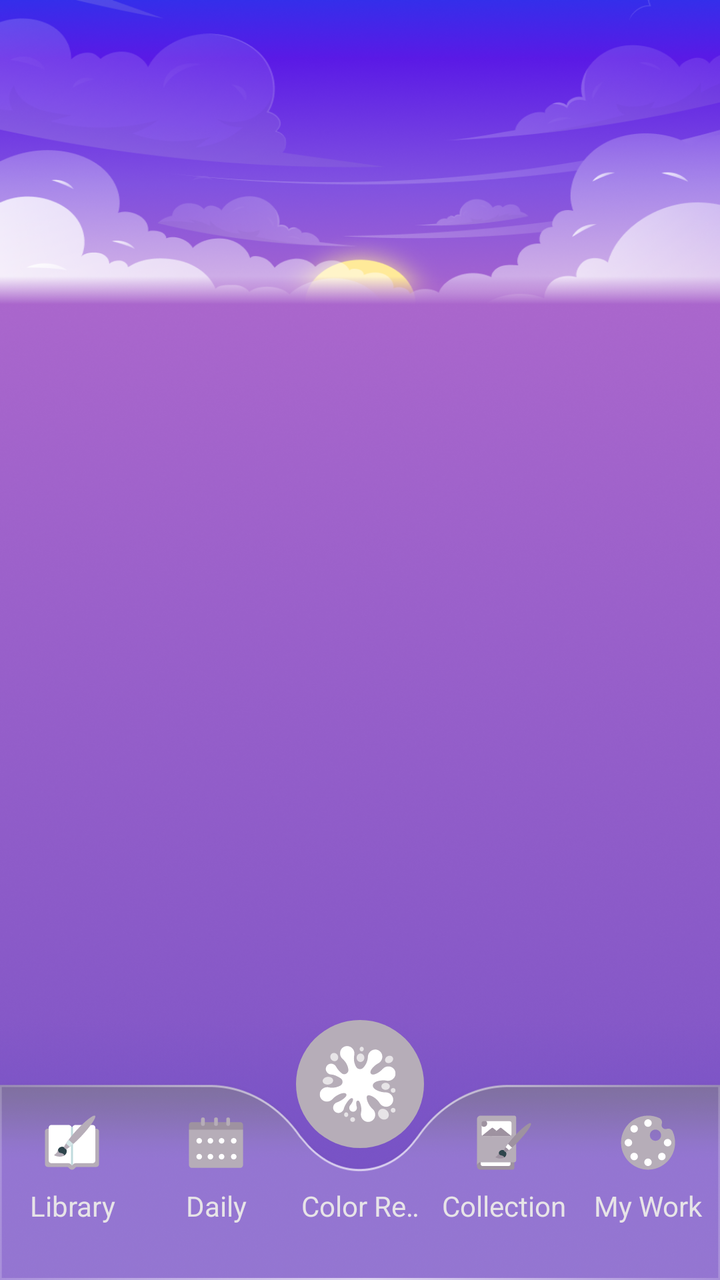
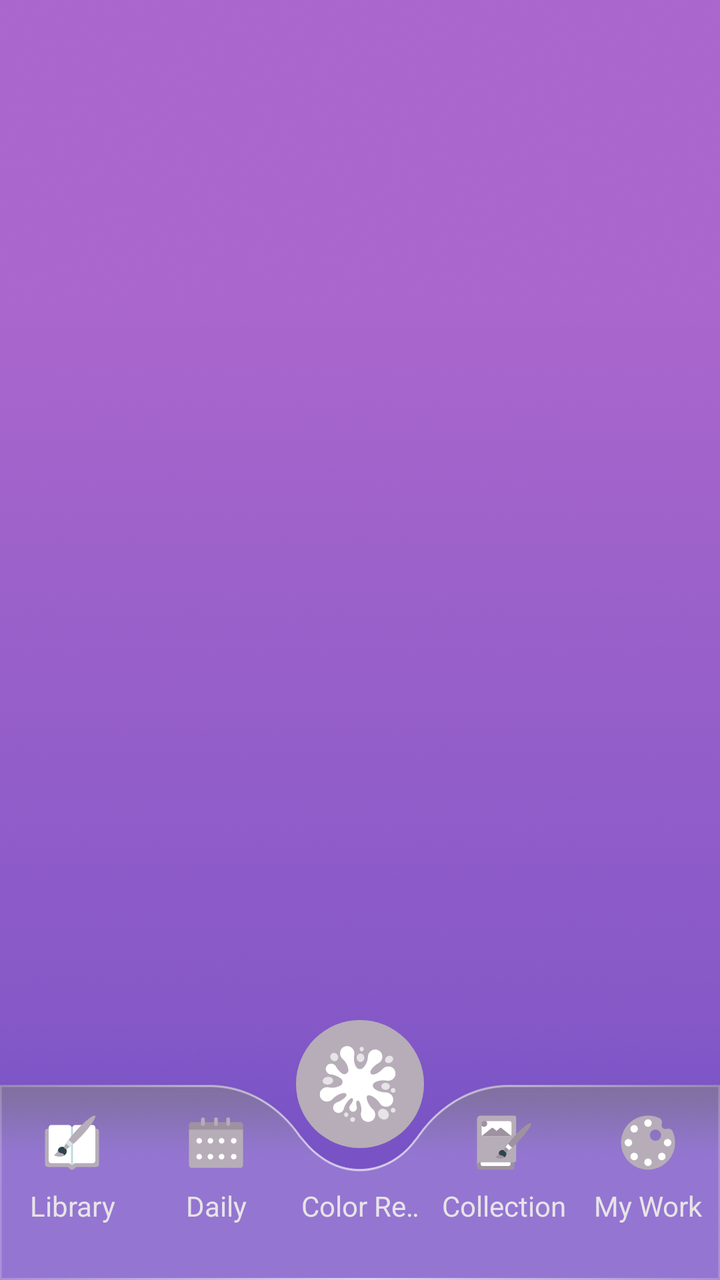

An Android layout rendered at two revisions. The XML below is the earlier revision; the diff shows what the commit changed to produce the second picture.
<!-- AndroidManifest.xml: application theme Theme.BaseProject -->
<!-- res/layout/activity_main.xml -->
<?xml version="1.0" encoding="utf-8"?>
<androidx.constraintlayout.widget.ConstraintLayout xmlns:android="http://schemas.android.com/apk/res/android"
    xmlns:app="http://schemas.android.com/apk/res-auto"
    xmlns:tools="http://schemas.android.com/tools"
    android:id="@+id/main"
    android:layout_width="match_parent"
    android:layout_height="match_parent"
    android:background="@drawable/bg_background_main"
    android:clipChildren="false"
    android:clipToPadding="false"
    android:layoutDirection="ltr"
    tools:context=".activities.MainActivity">

    <androidx.viewpager2.widget.ViewPager2
        android:id="@+id/viewPager2"
        android:layout_width="match_parent"
        android:layout_height="0dp"
        android:layout_marginBottom="-20dp"
        android:elevation="4dp"
        app:layout_constraintBottom_toTopOf="@id/llBottom"
        app:layout_constraintEnd_toEndOf="parent"
        app:layout_constraintStart_toStartOf="parent"
        app:layout_constraintTop_toTopOf="parent" />


    <ImageView
        android:id="@+id/ivColorRealm"
        android:layout_width="64dp"
        android:layout_height="64dp"
        android:elevation="8dp"
        android:src="@drawable/ic_color_ream_selector"
        app:layout_constraintEnd_toEndOf="parent"
        app:layout_constraintStart_toStartOf="parent"
        app:layout_constraintTop_toTopOf="@id/llBottom" />

    <LinearLayout
        android:id="@+id/llBottom"
        android:layout_width="match_parent"
        android:layout_height="130dp"
        android:background="@drawable/bg_bottom_nav_3x"
        android:clipChildren="false"
        android:clipToPadding="false"
        android:gravity="center"
        android:orientation="horizontal"
        app:layout_constraintBottom_toBottomOf="parent"
        app:layout_constraintEnd_toEndOf="parent"
        app:layout_constraintStart_toStartOf="parent">

        <LinearLayout
            android:id="@+id/btnLib"
            android:layout_width="0dp"
            android:layout_height="wrap_content"
            android:layout_marginTop="10dp"
            android:layout_weight="1"
            android:clipChildren="false"
            android:clipToPadding="false"
            android:gravity="center"
            android:orientation="vertical"
            android:paddingHorizontal="4dp">

            <ImageView
                android:id="@+id/ivLib"
                android:layout_width="28dp"
                android:layout_height="28dp"
                android:src="@drawable/ic_lib_selector" />

            <TextView
                android:id="@+id/tvLib"
                style="@style/ButtonS"
                android:layout_width="match_parent"
                android:layout_height="wrap_content"
                android:layout_marginTop="8dp"
                android:ellipsize="marquee"
                android:gravity="center"
                android:singleLine="true"
                android:text="@string/library"
                android:textColor="@color/bottom_nav_color" />
        </LinearLayout>

        <LinearLayout
            android:id="@+id/btnDaily"
            android:layout_width="0dp"
            android:layout_height="wrap_content"
            android:layout_marginTop="10dp"
            android:layout_weight="1"
            android:clipChildren="false"
            android:clipToPadding="false"
            android:gravity="center"
            android:orientation="vertical"
            android:paddingHorizontal="4dp">

            <ImageView
                android:id="@+id/ivDaily"
                android:layout_width="28dp"
                android:layout_height="28dp"
                android:src="@drawable/ic_daily_selector" />

            <TextView
                android:id="@+id/tvDaily"
                style="@style/ButtonS"
                android:layout_width="match_parent"
                android:layout_height="wrap_content"
                android:layout_marginTop="8dp"
                android:ellipsize="marquee"
                android:gravity="center"
                android:singleLine="true"
                android:text="@string/daily"
                android:textColor="@color/bottom_nav_color" />
        </LinearLayout>

        <LinearLayout
            android:id="@+id/btnColorRealmLabel"
            android:layout_width="0dp"
            android:layout_height="wrap_content"
            android:layout_marginTop="10dp"
            android:layout_weight="1"
            android:clipChildren="false"
            android:clipToPadding="false"
            android:gravity="center"
            android:orientation="vertical"
            android:paddingHorizontal="4dp">

            <ImageView
                android:id="@+id/ivColorRealmPlaceholder"
                android:layout_width="28dp"
                android:layout_height="28dp"
                android:src="@drawable/ic_none_item" />

            <TextView
                android:id="@+id/tvColorRealm"
                style="@style/ButtonS"
                android:layout_width="match_parent"
                android:layout_height="wrap_content"
                android:layout_marginTop="8dp"
                android:ellipsize="marquee"
                android:gravity="center"
                android:singleLine="true"
                android:text="@string/color_realm"
                android:textColor="@color/bottom_nav_color" />
        </LinearLayout>

        <LinearLayout
            android:id="@+id/btnAlbum"
            android:layout_width="0dp"
            android:layout_height="wrap_content"
            android:layout_marginTop="10dp"
            android:layout_weight="1"
            android:clipChildren="false"
            android:clipToPadding="false"
            android:gravity="center"
            android:orientation="vertical"
            android:paddingHorizontal="4dp">

            <ImageView
                android:id="@+id/ivAlbum"
                android:layout_width="28dp"
                android:layout_height="28dp"
                android:src="@drawable/ic_album_selector" />

            <TextView
                android:id="@+id/tvAlbum"
                style="@style/ButtonS"
                android:layout_width="match_parent"
                android:layout_height="wrap_content"
                android:layout_marginTop="8dp"
                android:ellipsize="marquee"
                android:gravity="center"
                android:singleLine="true"
                android:text="@string/collection"
                android:textColor="@color/bottom_nav_color" />
        </LinearLayout>

        <LinearLayout
            android:id="@+id/btnMyWork"
            android:layout_width="0dp"
            android:layout_height="wrap_content"
            android:layout_marginTop="10dp"
            android:layout_weight="1"
            android:clipChildren="false"
            android:clipToPadding="false"
            android:gravity="center"
            android:orientation="vertical"
            android:paddingHorizontal="4dp">

            <ImageView
                android:id="@+id/ivMyWork"
                android:layout_width="28dp"
                android:layout_height="28dp"
                android:src="@drawable/ic_my_work_selector" />

            <TextView
                android:id="@+id/tvMyWork"
                style="@style/ButtonS"
                android:layout_width="match_parent"
                android:layout_height="wrap_content"
                android:layout_marginTop="8dp"
                android:ellipsize="marquee"
                android:gravity="center"
                android:singleLine="true"
                android:text="@string/my_work"
                android:textColor="@color/bottom_nav_color" />
        </LinearLayout>
    </LinearLayout>

</androidx.constraintlayout.widget.ConstraintLayout>
<!-- resources referenced by this layout -->
<resources>
  <!-- drawable bg_background_main: png bitmap (drawable, 548174 bytes) -->
  <!-- drawable bg_bottom_nav_3x: png bitmap (drawable, 141364 bytes) -->
  <!-- drawable ic_album_selector (drawable) -->
  <?xml version="1.0" encoding="utf-8"?>
  <selector xmlns:android="http://schemas.android.com/apk/res/android">
  
      <item android:drawable="@drawable/ic_album_on" android:state_activated="true" />
      <item android:drawable="@drawable/ic_album_off" />
  
  </selector>
  <!-- drawable ic_color_ream_selector (drawable) -->
  <?xml version="1.0" encoding="utf-8"?>
  <selector xmlns:android="http://schemas.android.com/apk/res/android">
  
      <item android:drawable="@drawable/ic_realm_on" android:state_activated="true" />
      <item android:drawable="@drawable/ic_realm_off" />
  </selector>
  <!-- drawable ic_daily_selector (drawable) -->
  <?xml version="1.0" encoding="utf-8"?>
  <selector xmlns:android="http://schemas.android.com/apk/res/android">
  
      <item android:drawable="@drawable/ic_daily_on" android:state_activated="true" />
      <item android:drawable="@drawable/ic_daily_off" />
  
  </selector>
  <!-- drawable ic_lib_selector (drawable) -->
  <?xml version="1.0" encoding="utf-8"?>
  <selector xmlns:android="http://schemas.android.com/apk/res/android">
  
      <item android:drawable="@drawable/ic_lib_on" android:state_activated="true" />
      <item android:drawable="@drawable/ic_lib_off" />
  
  </selector>
  <!-- drawable ic_my_work_selector (drawable) -->
  <?xml version="1.0" encoding="utf-8"?>
  <selector xmlns:android="http://schemas.android.com/apk/res/android">
  
      <item android:drawable="@drawable/ic_mywork_on" android:state_activated="true" />
      <item android:drawable="@drawable/ic_mywork_off" />
  
  </selector>
  <!-- drawable ic_none_item (drawable) -->
  <?xml version="1.0" encoding="utf-8"?>
  <shape android:shape="rectangle"
      xmlns:android="http://schemas.android.com/apk/res/android">
  
      <size
          android:width="28dp"
          android:height="28dp" />
  </shape>
  <string name="collection">Collection</string>
  <string name="color_realm">Color Realm</string>
  <string name="daily">Daily</string>
  <string name="library">Library</string>
  <string name="my_work">My Work</string>
  <style name="ButtonS">
          <item name="fontFamily">@font/nunito_sans_bold</item>
          <item name="android:textSize">14sp</item>
      </style>
  <style name="Theme.BaseProject" parent="Base.Theme.BaseProject" />
  <!-- drawable ic_album_on: vector/xml drawable (drawable, 9659 chars, omitted) -->
  <!-- drawable ic_album_off: vector/xml drawable (drawable, 4907 chars, omitted) -->
  <!-- drawable ic_realm_on: vector/xml drawable (drawable, 5871 chars, omitted) -->
  <!-- drawable ic_realm_off: vector/xml drawable (drawable, 5220 chars, omitted) -->
  <!-- drawable ic_daily_on: vector/xml drawable (drawable, 6377 chars, omitted) -->
  <!-- drawable ic_daily_off: vector/xml drawable (drawable, 3315 chars, omitted) -->
  <!-- drawable ic_lib_on: vector/xml drawable (drawable, 5848 chars, omitted) -->
  <!-- drawable ic_lib_off: vector/xml drawable (drawable, 3782 chars, omitted) -->
  <!-- drawable ic_mywork_on: vector/xml drawable (drawable, 3897 chars, omitted) -->
  <!-- drawable ic_mywork_off: vector/xml drawable (drawable, 3174 chars, omitted) -->
  <style name="Base.Theme.BaseProject" parent="Theme.Material3.DayNight.NoActionBar">
          
          
      </style>
</resources>

<!-- the commit's change to res/layout/activity_main.xml (unified diff, before → after) -->
@@ -5,7 +5,7 @@
     android:id="@+id/main"
     android:layout_width="match_parent"
     android:layout_height="match_parent"
-    android:background="@drawable/bg_background_main"
+    android:background="@drawable/bg_full_main_theme_01"
     android:clipChildren="false"
     android:clipToPadding="false"
     android:layoutDirection="ltr"
@@ -15,7 +15,7 @@
         android:id="@+id/viewPager2"
         android:layout_width="match_parent"
         android:layout_height="0dp"
-        android:layout_marginBottom="-20dp"
+        android:layout_marginBottom="-80dp"
         android:elevation="4dp"
         app:layout_constraintBottom_toTopOf="@id/llBottom"
         app:layout_constraintEnd_toEndOf="parent"
@@ -27,7 +27,7 @@
         android:id="@+id/ivColorRealm"
         android:layout_width="64dp"
         android:layout_height="64dp"
-        android:elevation="8dp"
+        android:elevation="10dp"
         android:src="@drawable/ic_color_ream_selector"
         app:layout_constraintEnd_toEndOf="parent"
         app:layout_constraintStart_toStartOf="parent"
@@ -40,6 +40,7 @@
         android:background="@drawable/bg_bottom_nav_3x"
         android:clipChildren="false"
         android:clipToPadding="false"
+        android:elevation="8dp"
         android:gravity="center"
         android:orientation="horizontal"
         app:layout_constraintBottom_toBottomOf="parent"
<!-- resource entries referenced after the edit -->
@@ -1,7 +1,7 @@
 <!-- resources referenced by this layout -->
 <resources>
-  <!-- drawable bg_background_main: png bitmap (drawable, 548174 bytes) -->
   <!-- drawable bg_bottom_nav_3x: png bitmap (drawable, 141364 bytes) -->
+  <!-- drawable bg_full_main_theme_01: png bitmap (drawable, 717106 bytes) -->
   <!-- drawable ic_album_selector (drawable) -->
   <?xml version="1.0" encoding="utf-8"?>
   <selector xmlns:android="http://schemas.android.com/apk/res/android">
